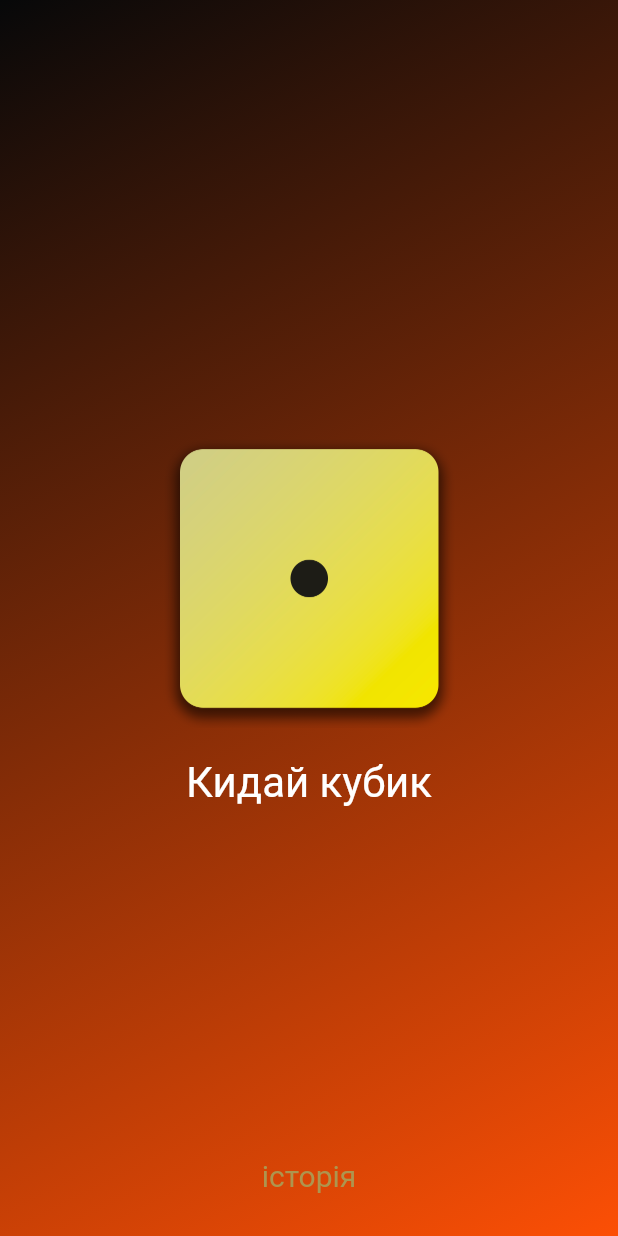
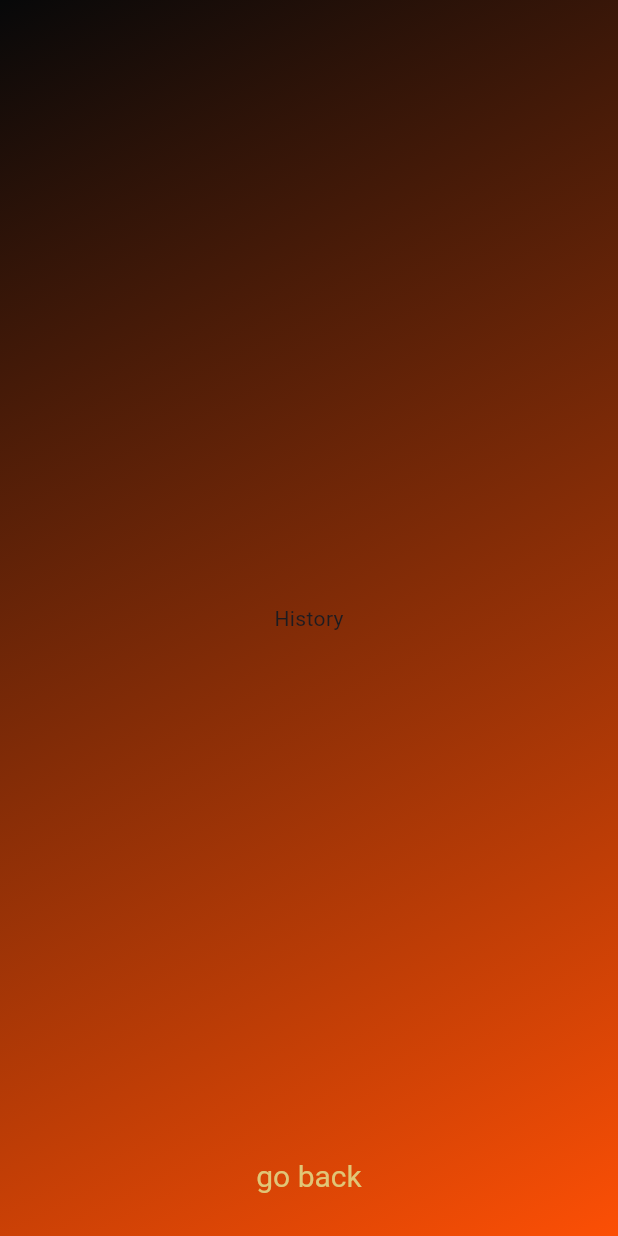
Before and after one commit to teiatan/dices, a Flutter app: the screen it shows after launch, after a tap on "історія", on a phone screen of 412 x 824 dp. Run offline on Flutter 3.47's test engine with Material 3 defaults, Android fonts, the light colour scheme and no system bars.

Commit message:
add dices-history screen changing

```diff
--- a/lib/dices.dart
+++ b/lib/dices.dart
@@ -1,4 +1,6 @@
+import 'package:dices/dice_roller.dart';
 import 'package:dices/gradient_container.dart';
+import 'package:dices/history_screen.dart';
 import 'package:flutter/material.dart';
 
 class Dices extends StatefulWidget {
@@ -13,18 +15,33 @@ class Dices extends StatefulWidget {
 class _DicesState extends State<Dices> {
   String activeScreen = 'start-screen';
 
+  void changeScreen() {
+    setState(() {
+      if (activeScreen == 'start-screen') {
+        activeScreen = 'history';
+      } else {
+        activeScreen = 'start-screen';
+      }
+    });
+  }
+
   @override
   Widget build(BuildContext context) {
+    Widget screenWidget = const DiceRoller();
+    if (activeScreen == 'history') {
+      screenWidget = const HistoryScreen();
+    }
     return
     MaterialApp(
       home: Scaffold(
         body: Stack(
           children: [
-            const GradientContainer(
-              colors: [
+            GradientContainer(
+              colors: const [
                 Color.fromARGB(255, 7, 8, 9),
                 Color.fromARGB(255, 252, 79, 5)
               ],
+              child: screenWidget,
             ),
           Positioned(
             left: 0,
@@ -33,12 +50,12 @@ class _DicesState extends State<Dices> {
             child: Align(
               alignment: Alignment.bottomCenter,
               child: TextButton(
-            onPressed: () {},
+            onPressed: changeScreen,
             style: TextButton.styleFrom(
-              foregroundColor: const Color.fromARGB(255, 173, 149, 79),
+              foregroundColor: const Color.fromARGB(255, 224, 198, 119),
               textStyle: const TextStyle(fontSize: 20)
             ),
-            child: const Text('історія'),
+            child: Text(activeScreen == 'start-screen' ? 'історія' : 'go back'),
               ),),
             )
           ]
--- a/lib/gradient_container.dart
+++ b/lib/gradient_container.dart
@@ -1,12 +1,12 @@
 import 'package:flutter/material.dart';
-import 'package:dices/dice_roller.dart';
 
 const startAlignment = Alignment.topLeft;
 
 class GradientContainer extends StatelessWidget {
-  const GradientContainer({super.key, required this.colors});
+  const GradientContainer({super.key, required this.colors, required this.child});
 
   final List<Color> colors;
+  final Widget child;
 
   @override
   Widget build(context) {
@@ -18,7 +18,7 @@ class GradientContainer extends StatelessWidget {
           end: Alignment.bottomRight,
         ),
       ),
-      child: const Center(child: DiceRoller()),
+      child: Center(child: child),
     );
   }
 }
--- /dev/null
+++ b/lib/history_screen.dart
@@ -0,0 +1,10 @@
+import 'package:flutter/material.dart';
+
+class HistoryScreen extends StatelessWidget {
+const HistoryScreen({ Key? key }) : super(key: key);
+
+  @override
+  Widget build(BuildContext context){
+    return Text('History');
+  }
+}
```
